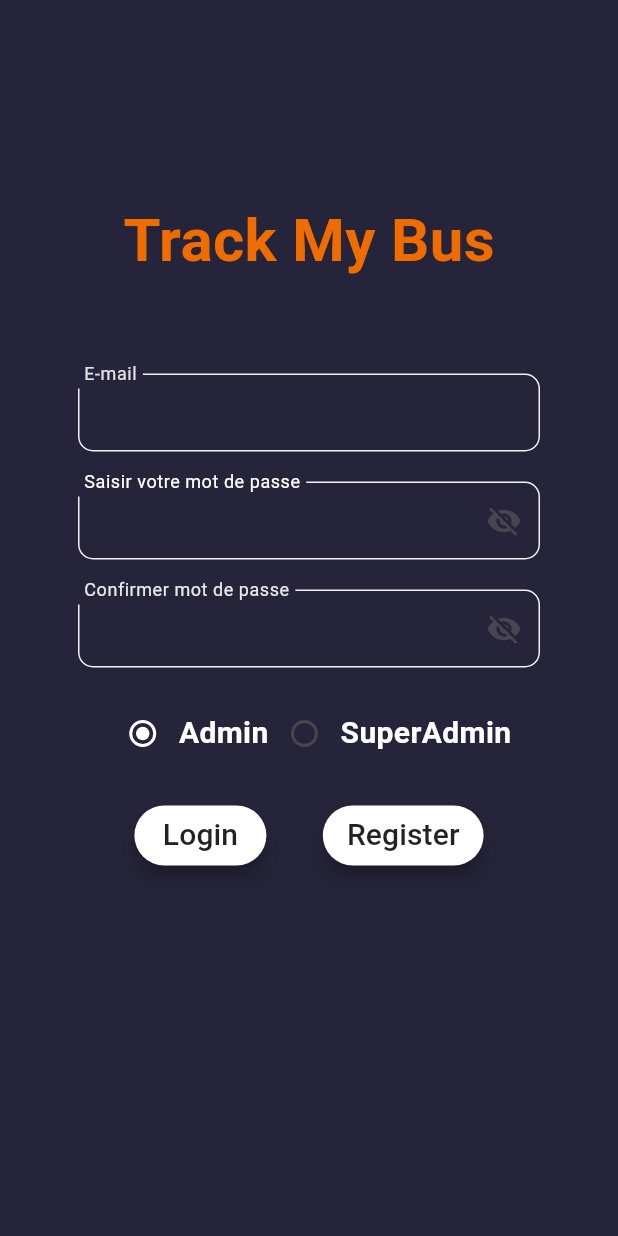
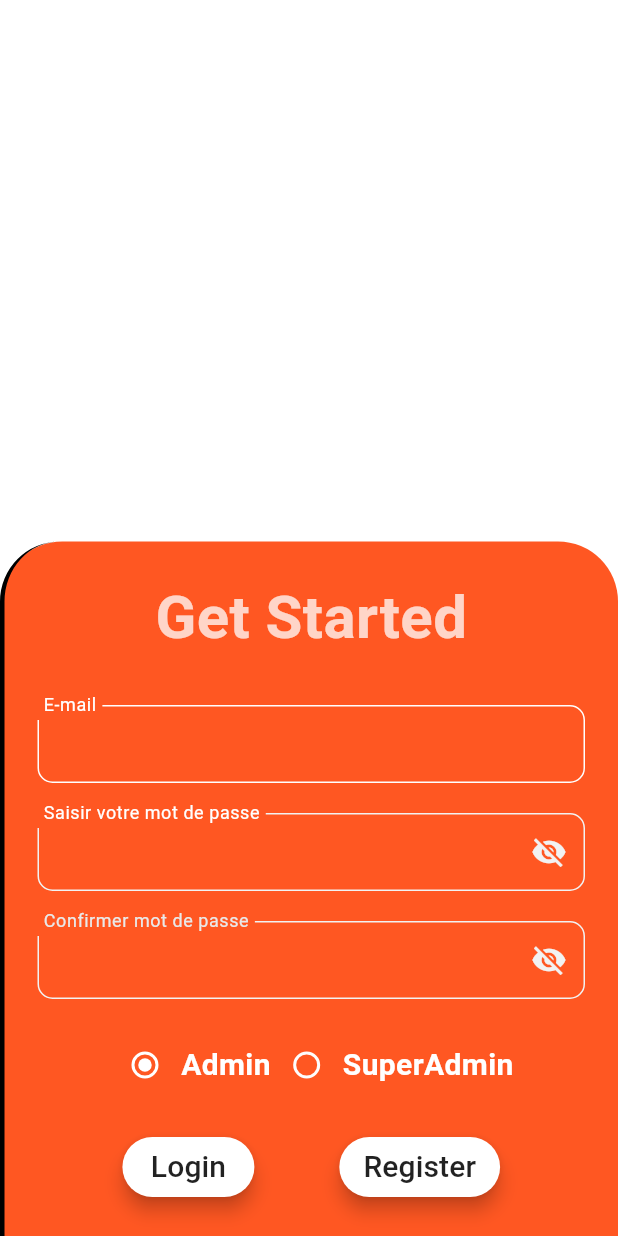
Before and after one commit to yassminbsi/Flutterapp, a Flutter app: the Register screen opened directly, on a phone screen of 412 x 824 dp. Run offline on Flutter 3.47's test engine with Material 3 defaults, Android fonts, the phone set to English and light mode, and no system bars; our stand-ins replace animated_bottom_navigation_bar, awesome_dialog, badges, bloc, cloud_firestore, dio and 11 more; accounts and stored records are empty; project files that could hold a hidden picture were left out.

Commit message:
fix register

```diff
--- a/lib/auth/login.dart
+++ b/lib/auth/login.dart
@@ -57,7 +57,7 @@ class _LoginState extends State<Login> {
                     Container(
                       height: 20,
                     ),
-                    CustomLogoAuth(),
+
                     Container(
                       height: 20,
                     ),
--- a/lib/role/register.dart
+++ b/lib/role/register.dart
@@ -30,74 +30,87 @@ class _RegisterState extends State<Register> {
   bool _isObscure = true;
   bool _isObscure2 = true;
   File? file;
+
   var options = [
     'Admin',
     'SuperAdmin',
   ];
+  Color getRadioButtonColor(Set<MaterialState> states) {
+    // If the radio button is selected, return yellow, else return blue
+    if (states.contains(MaterialState.selected)) {
+      return Color.fromARGB(255, 255, 255, 255);
+    }
+    return Color.fromARGB(255, 253, 253, 253);
+  }
+
   var _currentItemSelected = "Admin";
   var rool = "Admin";
 
   @override
   Widget build(BuildContext context) {
     return Scaffold(
-      backgroundColor: Color(0xFF25243A),
-      body: SingleChildScrollView(
+
+
+      backgroundColor: Color.fromARGB(255, 255, 255, 255),
+      body: Container(
+
+
         child: Column(
+          mainAxisAlignment: MainAxisAlignment.end,
+          crossAxisAlignment: CrossAxisAlignment.end,
           children: <Widget>[
+
             Container(
-              color:  Color(0xFF25243A),
-              width: MediaQuery.of(context).size.width,
-              height: MediaQuery.of(context).size.height,
-              child: SingleChildScrollView(
+
+              decoration: BoxDecoration(
+                borderRadius: BorderRadius.only(
+                  topLeft: Radius.circular(40),
+                  topRight: Radius.circular(40),
+                ),
+                color: Color(0xFFFF5722),
+                border: Border(
+                  left: BorderSide(
+                    width: 3,
+                  ),
+                ),
+              ),
               child: Container(
-                  margin: EdgeInsets.all(52),
+                child: Container(
+                  margin: EdgeInsets.all(22),
                   child: Form(
                     key: _formkey,
                     child: Column(
-                      mainAxisAlignment: MainAxisAlignment.center,
-                      crossAxisAlignment: CrossAxisAlignment.center,
                       children: [
-                        SizedBox(
-                          height: 80,
-                        ),
                         Text(
-                          "Track My Bus",
+                          "Get Started",
                           style: TextStyle(
                             fontWeight: FontWeight.bold,
-                            color:  Colors.orange[800],
+                            color: Color.fromARGB(192, 255, 255, 255),
                             fontSize: 40,
                           ),
                         ),
                         SizedBox(
-                          height: 10,
-                        ),
-                        SizedBox(
-                          height: 50,
+                          height: 30,
                         ),
                         TextFormField(
                           controller: emailController,
                           decoration: InputDecoration(
                             border: OutlineInputBorder(),
                             labelText: 'E-mail',
-                                    floatingLabelBehavior:
-                                        FloatingLabelBehavior.always,
+                            floatingLabelBehavior: FloatingLabelBehavior.always,
                             labelStyle: TextStyle(
-                                      color: Color.fromARGB(255, 225, 225, 225),
+                              color: const Color.fromARGB(255, 255, 255, 255),
                             ),
-                                    contentPadding:
-                                        EdgeInsets.symmetric(vertical: 14),
+                            contentPadding: EdgeInsets.symmetric(vertical: 14),
                             enabledBorder: OutlineInputBorder(
-
-                                            borderSide: BorderSide(color: Color.fromARGB(255, 242, 242, 242)),
+                              borderSide: BorderSide(
+                                  color: Color.fromARGB(255, 255, 255, 255)),
                               borderRadius: BorderRadius.circular(10),
                             ),
                             focusedBorder: OutlineInputBorder(
-                                      borderSide: BorderSide(
-                                          color: Color(0xFFFFCA20)),
+                              borderSide: BorderSide(color: Color(0xFFFFCA20)),
                               borderRadius: BorderRadius.circular(5),
                             ),
-
-
                           ),
                           validator: (value) {
                             if (value!.length == 0) {
@@ -129,7 +142,8 @@ class _RegisterState extends State<Register> {
                             ),
                             contentPadding: EdgeInsets.symmetric(vertical: 14),
                             enabledBorder: OutlineInputBorder(
-      borderSide: BorderSide(color: Color.fromARGB(255, 242, 242, 242)),
+                              borderSide: BorderSide(
+                                  color: Color.fromARGB(255, 242, 242, 242)),
                               borderRadius: BorderRadius.circular(10),
                             ),
                             focusedBorder: OutlineInputBorder(
@@ -137,6 +151,7 @@ class _RegisterState extends State<Register> {
                               borderRadius: BorderRadius.circular(5),
                             ),
                             suffixIcon: IconButton(
+                              color: Color.fromARGB(255, 242, 242, 242),
                               onPressed: () {
                                 setState(() {
                                   _isObscure = !_isObscure;
@@ -170,19 +185,21 @@ class _RegisterState extends State<Register> {
                             labelText: 'Confirmer mot de passe',
                             floatingLabelBehavior: FloatingLabelBehavior.always,
                             labelStyle: TextStyle(
-
                               color: Color.fromARGB(255, 233, 233, 233),
                             ),
                             contentPadding: EdgeInsets.symmetric(vertical: 14),
                             enabledBorder: OutlineInputBorder(
-      borderSide: BorderSide(color: Color.fromARGB(255, 242, 242, 242)),
+                              borderSide: BorderSide(
+                                  color: Color.fromARGB(255, 242, 242, 242)),
                               borderRadius: BorderRadius.circular(10),
                             ),
                             focusedBorder: OutlineInputBorder(
-      borderSide: BorderSide(color: Color.fromARGB(255, 242, 242, 242)),
+                              borderSide: BorderSide(
+                                  color: Color.fromARGB(255, 242, 242, 242)),
                               borderRadius: BorderRadius.circular(5),
                             ),
                             suffixIcon: IconButton(
+                              color: Color.fromARGB(255, 242, 242, 242),
                               onPressed: () {
                                 setState(() {
                                   _isObscure2 = !_isObscure2;
@@ -209,7 +226,6 @@ class _RegisterState extends State<Register> {
                         Row(
                           mainAxisAlignment: MainAxisAlignment.center,
                           children: [
-
                             Row(
                               children: options.map((String option) {
                                 return Row(
@@ -223,7 +239,8 @@ class _RegisterState extends State<Register> {
                                         });
                                       },
                                       activeColor: Colors.white,
-
+                                      fillColor: MaterialStateColor.resolveWith(
+                                          getRadioButtonColor),
                                     ),
                                     Text(
                                       option,
@@ -239,7 +256,6 @@ class _RegisterState extends State<Register> {
                             ),
                           ],
                         ),
-
                         SizedBox(
                           height: 20,
                         ),
@@ -255,7 +271,8 @@ class _RegisterState extends State<Register> {
                               height: 40,
                               onPressed: () {
                                 CircularProgressIndicator();
-                                Navigator.of(context).pushNamed("/loginbasedrole");
+                                Navigator.of(context)
+                                    .pushNamed("/loginbasedrole");
                               },
                               child: Text(
                                 "Login",
@@ -288,25 +305,17 @@ class _RegisterState extends State<Register> {
                             ),
                           ],
                         ),
-                        SizedBox(
-                          height: 20,
-                        ),
-                        Text(
-                          "",
-                          style: TextStyle(
-                            fontWeight: FontWeight.bold,
-                            fontSize: 30,
-                            color: Colors.yellowAccent[400],
-                          ),
-                        ),
                       ],
                     ),
                   ),
                 ),
               ),
+            )
+
+          ],
+
         ),
-          ],
-        ),
+
       ),
     );
   }
```
Lines whose indentation alone changed are shown as unchanged.
